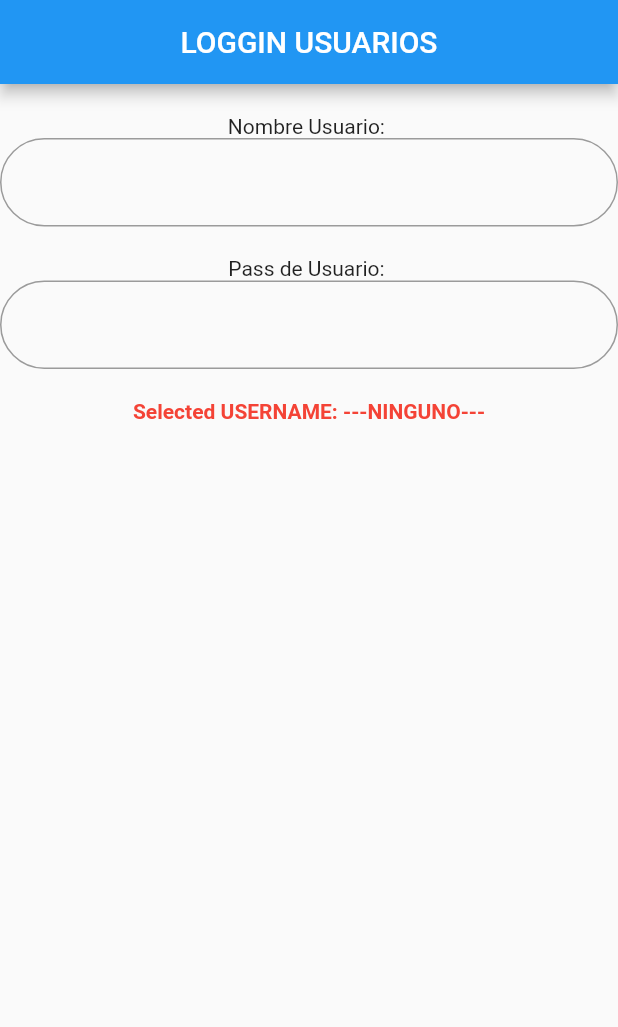
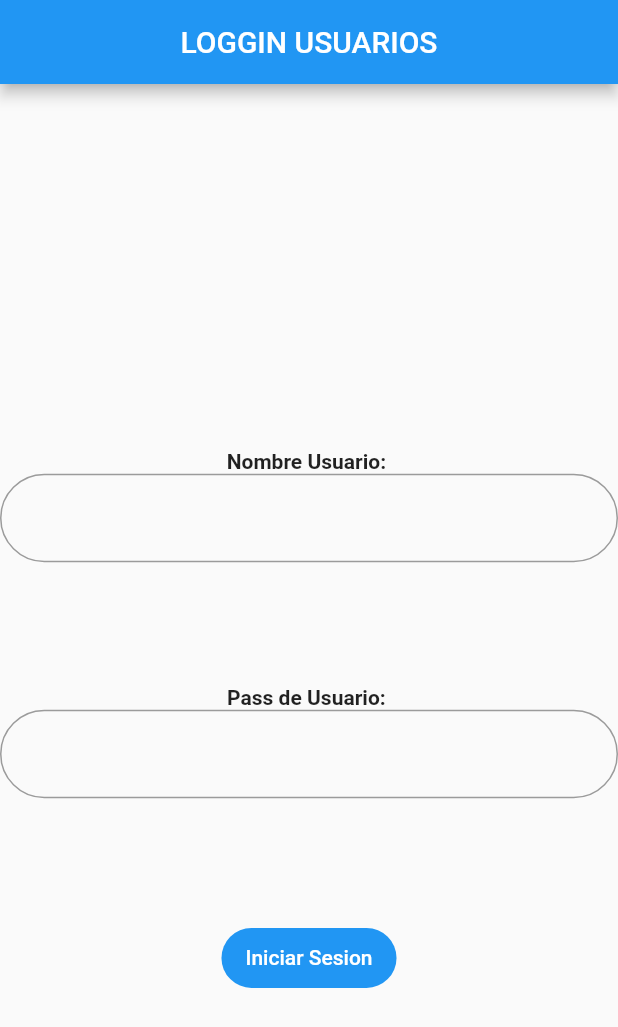
Before and after one commit to DavidMartinezFlores/navigator_app, a Flutter app: the screen it shows after launch, on a phone screen of 412 x 824 dp. Shown: the top 1027 px of the screen. Run offline on Flutter 3.47's test engine with Material 2 defaults, Android fonts, the phone set to English and light mode, and no system bars.

Commit message:
"Commit"

```diff
--- a/lib/config/providers/users_provider.dart
+++ b/lib/config/providers/users_provider.dart
@@ -1,5 +1,5 @@
 import 'package:flutter/material.dart';
-import 'package:navigator_app/classes/user.dart';
+import 'package:navigator_app/models/user.dart';
 import 'package:navigator_app/models/user_model.dart';
 
 class UsersProvider extends ChangeNotifier{
--- a/lib/models/user_model.dart
+++ b/lib/models/user_model.dart
@@ -4,7 +4,7 @@
 
 import 'dart:convert';
 
-import 'package:navigator_app/classes/user.dart';
+import 'package:navigator_app/models/user.dart';
 import 'package:navigator_app/config/data/users_list.dart';
 
 UserModel userModelFromJson(String str) => UserModel.fromJson(json.decode(str));
--- a/lib/presentation/screens/principal_screen.dart
+++ b/lib/presentation/screens/principal_screen.dart
@@ -1,31 +1,37 @@
 import 'package:flutter/material.dart';
-import 'package:navigator_app/classes/user.dart';
+import 'package:navigator_app/models/user.dart';
 import 'package:navigator_app/config/providers/users_provider.dart';
 import 'package:navigator_app/presentation/screens/secondary_screen.dart';
 import 'package:provider/provider.dart';
 
+bool logged = false;
+
 class PrincipalScreen extends StatelessWidget {
+
   const PrincipalScreen({super.key});
 
   @override
   Widget build(BuildContext context) {
     final usersProvider = context.watch<UsersProvider>();
+    final sizeOfScreen = MediaQuery.of(context).size;
 
     final TextEditingController textControllerName = TextEditingController();
     final TextEditingController textControllerLoggin = TextEditingController();
+    final orientation = MediaQuery.of(context).orientation;
 
     return SafeArea(
       child: Scaffold(
-        appBar: AppBar(
+        appBar: (orientation==Orientation.portrait) ? AppBar(
           title: const Text("LOGGIN USUARIOS"),
           centerTitle: true,
-        ),
+        ):AppBar(),
           body: Center(
+            child: SingleChildScrollView(
               child: Column(
                 children: [
-                const SizedBox(height: 20),
+                  SizedBox(height: sizeOfScreen.height*0.1),
 
-                const Text("Nombre Usuario: "),
+                  const Text("Nombre Usuario: ",style: TextStyle(fontWeight: FontWeight.bold),),
                   TextFormField(
                     decoration: const InputDecoration(border: OutlineInputBorder(borderRadius: BorderRadius.all(Radius.circular(40)))),
                     controller: textControllerName,
@@ -34,11 +40,11 @@ class PrincipalScreen extends StatelessWidget {
                     },
                     ),
 
-                const SizedBox(height: 20),
+                  SizedBox(height: sizeOfScreen.height*0.1),
 
-                const Text("Pass de Usuario: "),
+                  const Text("Pass de Usuario: ",style: TextStyle(fontWeight: FontWeight.bold),),
                   TextFormField(
-                  decoration: const InputDecoration(border: OutlineInputBorder(borderRadius: BorderRadius.all(Radius.circular(40)))),
+                    decoration: const InputDecoration(fillColor: Colors.blue,border: OutlineInputBorder(borderRadius: BorderRadius.all(Radius.circular(40)))),
                     controller: textControllerLoggin,
                     onFieldSubmitted: (value) {
                       usersProvider.addLoggin(value.toString().trim());
@@ -55,15 +61,51 @@ class PrincipalScreen extends StatelessWidget {
                     },
                     ),
 
-                  const SizedBox(height: 20),
-                  Text("Selected USERNAME: ${usersProvider.userName}",
-                  style: const TextStyle(
-                    fontWeight:FontWeight.bold,color: Colors.red),
+                    SizedBox(height: sizeOfScreen.height*0.1),
+
+                    FilledButton(onPressed: () {
+                      print(orientation);
+                      logUser(context,usersProvider.userList, textControllerLoggin.value.text, textControllerName.value.text);
+                      if(!logged)
+                      {
+                          showDialog(
+                            barrierDismissible: false,
+                            context: context,
+                            builder: (context) => AlertDialog(
+                              title: const Text("! CUIDADO !"),
+                              content: const Text("Usuario o contraseña incorrectos",style: TextStyle(color: Colors.red),),
+                              actions: [
+                                TextButton(onPressed:
+                                () {
+                                  Navigator.pop(context);
+                                }, child: const Text("Reintentar"))
+                              ],
                           )
+                        );
+                      }
+                      logged=false;
+
+
+                    }, child: const Text("Iniciar Sesion")
+                    ),
+
+
                 ],
+              ),
             ),
           ),
         ),
     );
   }
+
+  void logUser(BuildContext context,List<User>lista,String pass , String userName)
+  {
+    for(User user in lista){
+      if(user.password==pass && user.username==userName)
+      {
+        logged=true;
+        Navigator.push(context,MaterialPageRoute(builder: (context) => SecondaryScreen(user: user,)) );
       }
+    }
+  }
+}
--- a/lib/presentation/screens/secondary_screen.dart
+++ b/lib/presentation/screens/secondary_screen.dart
@@ -1,10 +1,9 @@
 import 'package:flutter/material.dart';
-import 'package:navigator_app/classes/user.dart';
+import 'package:navigator_app/models/user.dart';
 
 class SecondaryScreen extends StatelessWidget {
   final User user;
   const SecondaryScreen({super.key, required this.user});
-
   @override
   Widget build(BuildContext context) {
     return SafeArea(
```
Also changed, not shown: lib/models/user.dart (renamed from lib/classes/user.dart). Lines whose indentation alone changed are shown as unchanged.
